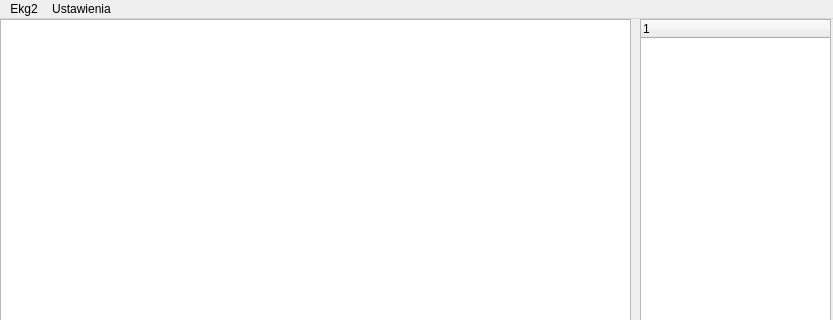
dmilith/ekg2-qt4, file ekg2_qt4.ui: the form before one commit; both pictures show x 0 to 833 and y 0 to 320 of the 833 by 572 pixel window.
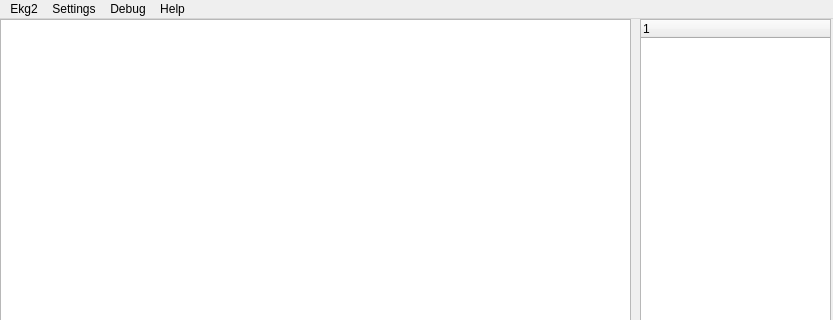
The form after the commit.

Diff of the .ui file:
```diff
--- a/ekg2_qt4.ui
+++ b/ekg2_qt4.ui
@@ -103,13 +103,29 @@
    </widget>
    <widget class="QMenu" name="menuUstawienia" >
     <property name="title" >
-     <string>Ustawienia</string>
+     <string>Settings</string>
     </property>
-    <addaction name="actionCore" />
-    <addaction name="actionUstawienia_interfejsu_Qt" />
+    <addaction name="action_core_settings" />
+    <addaction name="action_interface_settings" />
+    <addaction name="action_session_settings" />
+   </widget>
+   <widget class="QMenu" name="menuDebug" >
+    <property name="title" >
+     <string>Debug</string>
+    </property>
+    <addaction name="action_enable_debug_window" />
+   </widget>
+   <widget class="QMenu" name="menuHelp" >
+    <property name="title" >
+     <string>Help</string>
+    </property>
+    <addaction name="actionAbout" />
+    <addaction name="actionHelp" />
    </widget>
    <addaction name="menuEkg2" />
    <addaction name="menuUstawienia" />
+   <addaction name="menuDebug" />
+   <addaction name="menuHelp" />
   </widget>
   <widget class="QStatusBar" name="statusbar" >
    <property name="geometry" >
```
Left out of the diff: 57 changed lines with no effect on the pictures.
